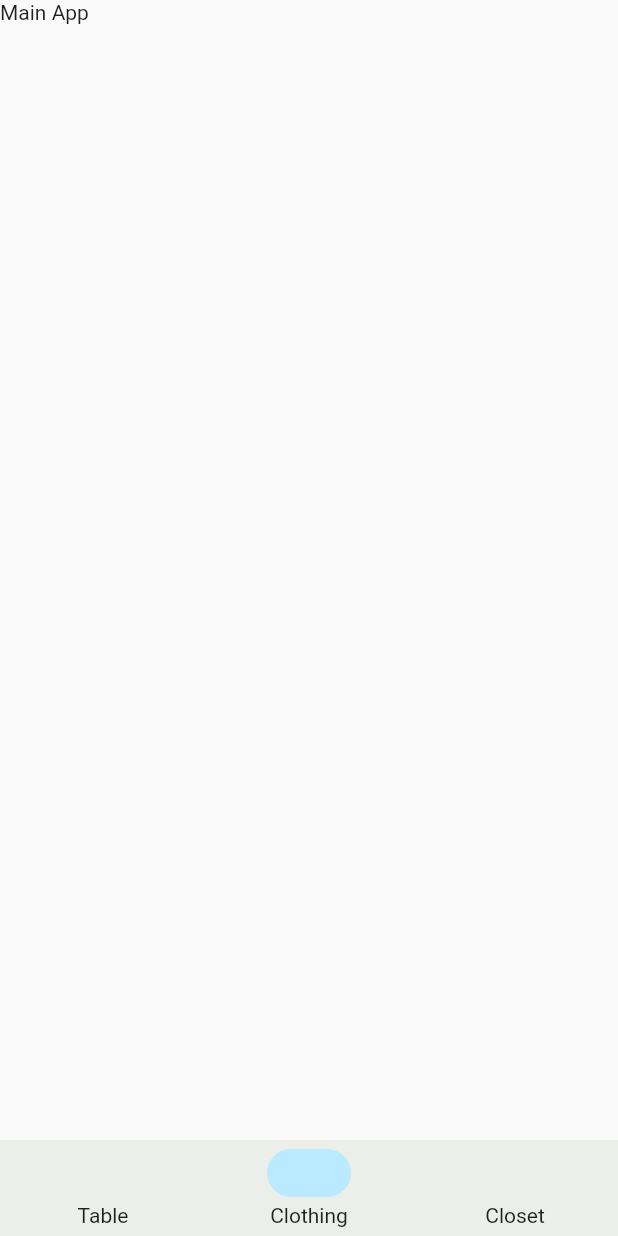
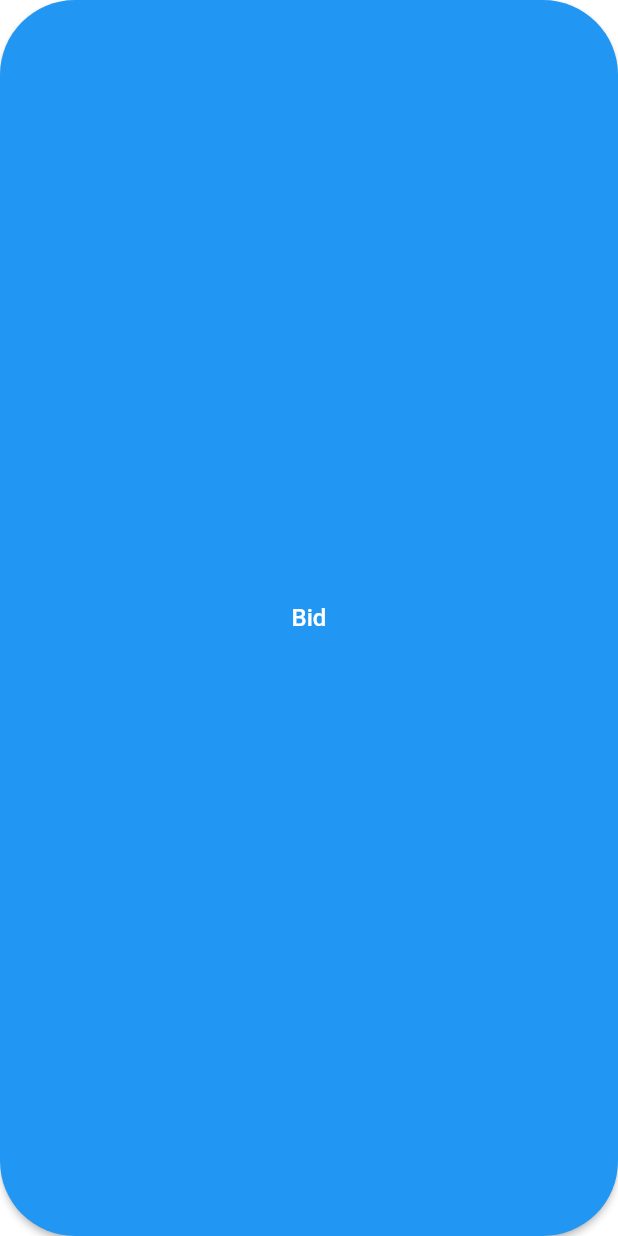
Before and after one commit to devnamme/refind, a Flutter app: the screen it shows after launch, on a phone screen of 412 x 824 dp. Run offline on Flutter 3.47's test engine with Material 2 defaults, Android fonts, the light colour scheme and no system bars; our stand-ins replace google_fonts.

Commit message:
small button

```diff
--- /dev/null
+++ b/lib/buttons/small_button.dart
@@ -0,0 +1,32 @@
+import 'package:flutter/material.dart';
+
+// simple button with rounded edges
+class SmallButton extends StatelessWidget {
+  const SmallButton({Key? key, required this.text
+      // required this.onPressed,
+      })
+      : super(key: key);
+
+  final String text;
+  // final VoidCallback onPressed;
+
+  @override
+  Widget build(BuildContext context) {
+    return ElevatedButton(
+      style: ElevatedButton.styleFrom(
+        backgroundColor: Colors.blue,
+        shape: RoundedRectangleBorder(
+          borderRadius: BorderRadius.circular(50),
+        ),
+      ),
+      onPressed: () {},
+      child: Text(
+        text,
+        style: const TextStyle(
+          color: Colors.white,
+          fontSize: 16,
+        ),
+      ),
+    );
+  }
+}
--- a/lib/main.dart
+++ b/lib/main.dart
@@ -2,6 +2,7 @@ import 'package:flutter/material.dart';
 import 'package:google_fonts/google_fonts.dart';
 import 'package:provider/provider.dart';
 import 'package:refind/screens/splash_page.dart';
+import 'package:refind/buttons/small_button.dart';
 
 void main() {
   runApp(const App());
@@ -25,7 +26,7 @@ class App extends StatelessWidget {
         // textTheme: TextTheme(),
         primarySwatch: Colors.blue,
       ),
-      home: const SplashPage(),
+      home: const SmallButton(text: "Bid"),
     );
   }
 }
```
